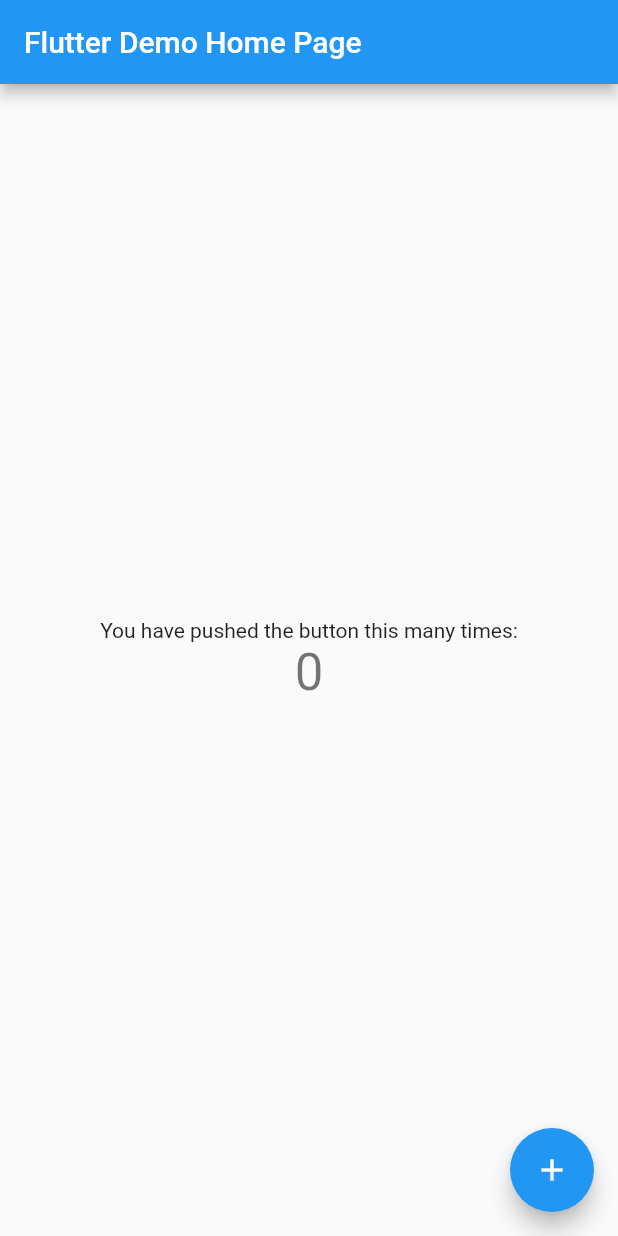
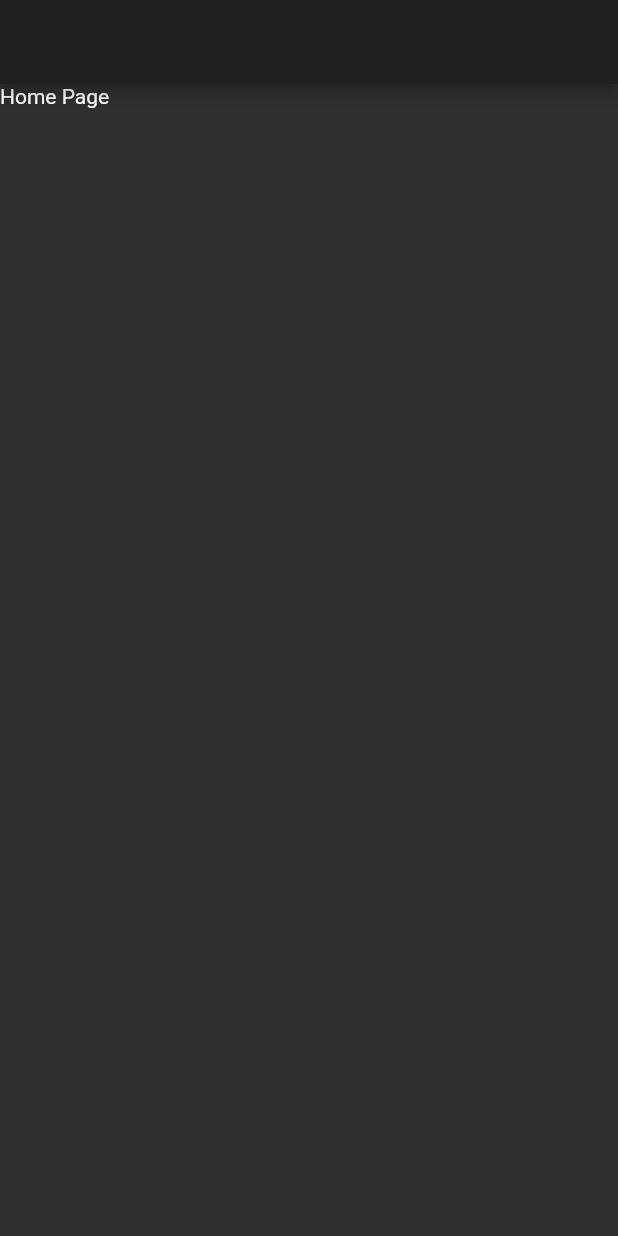
Before and after one commit to theTaoTeam/whyJournal_app, a Flutter app: the screen it shows after launch, on a phone screen of 412 x 824 dp. Run offline on Flutter 3.47's test engine with Material 2 defaults, Android fonts, the phone set to English and light mode, and no system bars.

Commit message:
setup inital main.dart and home page

```diff
--- a/lib/main.dart
+++ b/lib/main.dart
@@ -1,111 +1,38 @@
 import 'package:flutter/material.dart';
+import 'package:flutter/services.dart';
+import 'package:scoped_model/scoped_model.dart';
 
-void main() => runApp(MyApp());
+import 'package:journal/pages/home/home.dart';
+
+void main() {
+  SystemChrome.setPreferredOrientations([
+    DeviceOrientation.portraitUp,
+    DeviceOrientation.portraitDown,
+  ]);
+  runApp(MyApp());
+}
 
 class MyApp extends StatelessWidget {
-  // This widget is the root of your application.
   @override
   Widget build(BuildContext context) {
-    return MaterialApp(
-      title: 'Flutter Demo',
-      theme: ThemeData(
-        // This is the theme of your application.
-        //
-        // Try running your application with "flutter run". You'll see the
-        // application has a blue toolbar. Then, without quitting the app, try
-        // changing the primarySwatch below to Colors.green and then invoke
-        // "hot reload" (press "r" in the console where you ran "flutter run",
-        // or simply save your changes to "hot reload" in a Flutter IDE).
-        // Notice that the counter didn't reset back to zero; the application
-        // is not restarted.
-        primarySwatch: Colors.blue,
-      ),
-      home: MyHomePage(title: 'Flutter Demo Home Page'),
-    );
+    return _buildApp(context);
+    // return ScopedModel<MainModel>(
+    //   model: _model,
+    //   child: _buildApp(context),
+    // );
   }
 }
 
-class MyHomePage extends StatefulWidget {
-  MyHomePage({Key key, this.title}) : super(key: key);
-
-  // This widget is the home page of your application. It is stateful, meaning
-  // that it has a State object (defined below) that contains fields that affect
-  // how it looks.
-
-  // This class is the configuration for the state. It holds the values (in this
-  // case the title) provided by the parent (in this case the App widget) and
-  // used by the build method of the State. Fields in a Widget subclass are
-  // always marked "final".
-
-  final String title;
-
-  @override
-  _MyHomePageState createState() => _MyHomePageState();
+Widget _buildApp(BuildContext context) {
+  return MaterialApp(
+    theme: ThemeData.dark(),
+    routes: {
+      '/': (BuildContext context) => HomePage(),
+    },
+    onUnknownRoute: (RouteSettings settings) {
+      return MaterialPageRoute(
+        builder: (BuildContext context) => HomePage(),
+      );
+    },
+  );
 }
-
-class _MyHomePageState extends State<MyHomePage> {
-  int _counter = 0;
-
-  void _incrementCounter() {
-    setState(() {
-      // This call to setState tells the Flutter framework that something has
-      // changed in this State, which causes it to rerun the build method below
-      // so that the display can reflect the updated values. If we changed
-      // _counter without calling setState(), then the build method would not be
-      // called again, and so nothing would appear to happen.
-      _counter++;
-    });
-  }
-
-  @override
-  Widget build(BuildContext context) {
-    // This method is rerun every time setState is called, for instance as done
-    // by the _incrementCounter method above.
-    //
-    // The Flutter framework has been optimized to make rerunning build methods
-    // fast, so that you can just rebuild anything that needs updating rather
-    // than having to individually change instances of widgets.
-    return Scaffold(
-      appBar: AppBar(
-        // Here we take the value from the MyHomePage object that was created by
-        // the App.build method, and use it to set our appbar title.
-        title: Text(widget.title),
-      ),
-      body: Center(
-        // Center is a layout widget. It takes a single child and positions it
-        // in the middle of the parent.
-        child: Column(
-          // Column is also layout widget. It takes a list of children and
-          // arranges them vertically. By default, it sizes itself to fit its
-          // children horizontally, and tries to be as tall as its parent.
-          //
-          // Invoke "debug painting" (press "p" in the console, choose the
-          // "Toggle Debug Paint" action from the Flutter Inspector in Android
-          // Studio, or the "Toggle Debug Paint" command in Visual Studio Code)
-          // to see the wireframe for each widget.
-          //
-          // Column has various properties to control how it sizes itself and
-          // how it positions its children. Here we use mainAxisAlignment to
-          // center the children vertically; the main axis here is the vertical
-          // axis because Columns are vertical (the cross axis would be
-          // horizontal).
-          mainAxisAlignment: MainAxisAlignment.center,
-          children: <Widget>[
-            Text(
-              'You have pushed the button this many times:',
-            ),
-            Text(
-              '$_counter',
-              style: Theme.of(context).textTheme.display1,
-            ),
-          ],
-        ),
-      ),
-      floatingActionButton: FloatingActionButton(
-        onPressed: _incrementCounter,
-        tooltip: 'Increment',
-        child: Icon(Icons.add),
-      ), // This trailing comma makes auto-formatting nicer for build methods.
-    );
-  }
-}
--- /dev/null
+++ b/lib/pages/home/home.dart
@@ -0,0 +1,16 @@
+import 'package:flutter/material.dart';
+
+class HomePage extends StatelessWidget {
+  @override
+  Widget build(BuildContext context) {
+    return Scaffold(
+      appBar: AppBar(
+        leading: Container(),
+        title: Container(),
+        actions: <Widget>[],
+        backgroundColor: Theme.of(context).primaryColor,
+      ),
+      body: Container(child: Text('Home Page')),
+    );
+  }
+}
--- /dev/null
+++ b/lib/scoped-models/main.dart
@@ -0,0 +1,5 @@
+import 'package:scoped_model/scoped_model.dart';
+// import 'package:jars/scoped-models/user.dart';
+// import 'package:jars/scoped-models/jar.dart';
+
+class MainModel extends Model {}
--- a/pubspec.yaml
+++ b/pubspec.yaml
@@ -1,4 +1,4 @@
-name: why_journal
+name: journal
 description: A new Flutter project.
 
 # The following defines the version and build number for your application.
@@ -23,6 +23,7 @@ dependencies:
   # The following adds the Cupertino Icons font to your application.
   # Use with the CupertinoIcons class for iOS style icons.
   cupertino_icons: ^0.1.2
+  scoped_model: ^1.0.1
 
 dev_dependencies:
   flutter_test:
```
Also changed, not shown: pubspec.lock, 2 other files.
